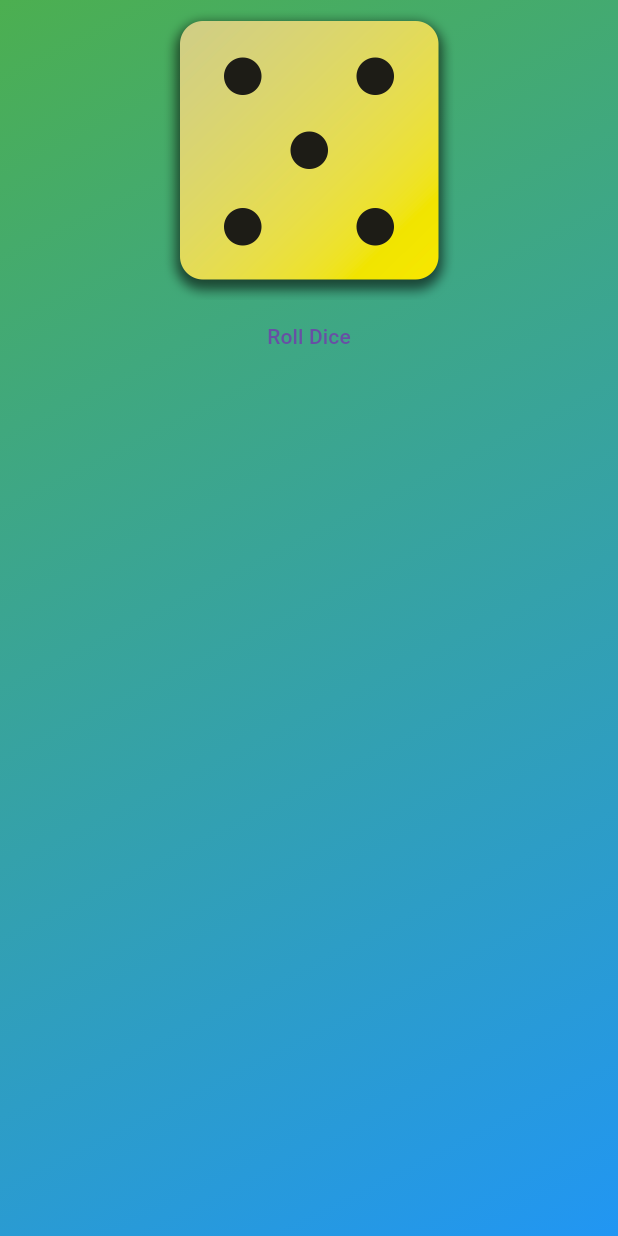
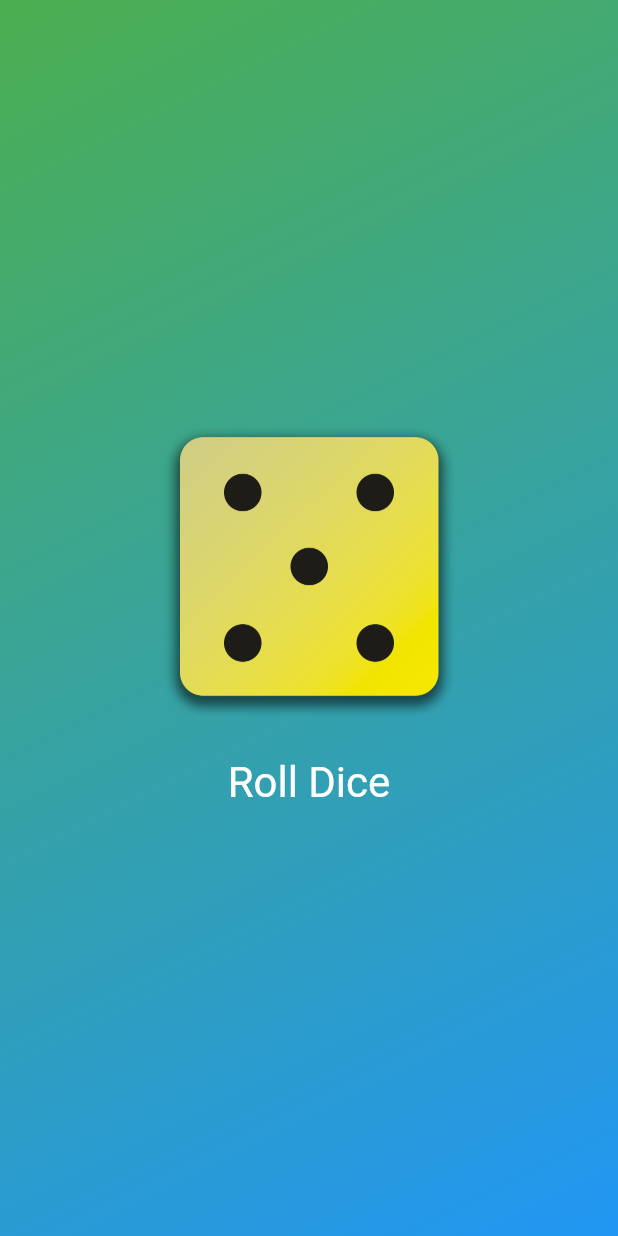
Before and after one commit to drayze/class_project_1, a Flutter app: the screen it shows after launch, after a tap on "Roll Dice", on a phone screen of 412 x 824 dp. Run offline on Flutter 3.47's test engine with Material 3 defaults, Android fonts, the phone set to English and light mode, and no system bars.

Commit message:
feat: Refactor dice roller into a stateful widget
This commit extracts the dice rolling functionality into a new `StatefulWidget` called `DiceRoller`.

- A new `dice_roller.dart` file is created, containing the `DiceRoller` widget.
- This new widget manages its own state, including the currently displayed dice image (`activeDiceImage`).
- The `rollDice` logic is moved into the `_DiceRollerState` and now uses `setState` to update the image.
- The `GradientContainer` widget is simplified to use the new `DiceRoller` widget, removing its own `rollDice` method and inline `Column` layout.
- The "Roll Dice" `TextButton` is styled with white text and an increased font size.

This refactoring improves modularity by encapsulating the dice rolling feature into its own self-contained and reusable widget.

```diff
--- /dev/null
+++ b/lib/dice_roller.dart
@@ -0,0 +1,38 @@
+import 'package:flutter/material.dart';
+
+class DiceRoller extends StatefulWidget {
+  const DiceRoller({super.key});
+
+  @override
+  State<DiceRoller> createState() {
+    return _DiceRollerState();
+  }
+
+}
+
+class _DiceRollerState extends State<DiceRoller> {
+
+  var activeDiceImage = 'assets/images/dice-2.png';
+
+  void rollDice() {
+    setState(() {
+      activeDiceImage = 'assets/images/dice-5.png';
+    });
+  }
+
+  @override
+  Widget build(context) {
+    return Column(
+      mainAxisSize: MainAxisSize.min,
+      children: [
+        Image.asset(activeDiceImage, width: 200),
+        const SizedBox(height: 20),
+        TextButton(onPressed: rollDice,
+          style: TextButton.styleFrom(
+            foregroundColor: Colors.white,
+            textStyle: const TextStyle(fontSize: 28),),
+          child: Text('Roll Dice'),),
+      ],
+    );
+  }
+}
--- a/lib/gradient_container.dart
+++ b/lib/gradient_container.dart
@@ -1,5 +1,5 @@
 import 'package:flutter/material.dart';
-import 'package:class_project_1/custom_text.dart';
+import 'package:class_project_1/dice_roller.dart';
 
 const start = Alignment.topLeft;
 const end = Alignment.bottomRight;
@@ -10,10 +10,6 @@
   final Color color1;
   final Color color2;
 
-  void rollDice (){
-    //....
-  }
-
   @override
   Widget build (context) {
     return Container( decoration: BoxDecoration(
@@ -21,13 +17,8 @@
           begin: start,
           end: end),),
       child: Center(
-        child: Column(
-          children: [
-            Image.asset('assets/images/dice-5.png', width: 200),
-            TextButton(onPressed: rollDice,
-                child: Text('Roll Dice'))
-          ],
-        ),
+        child: DiceRoller(),
       ),
     );
-  }}
+  }
+}
```
